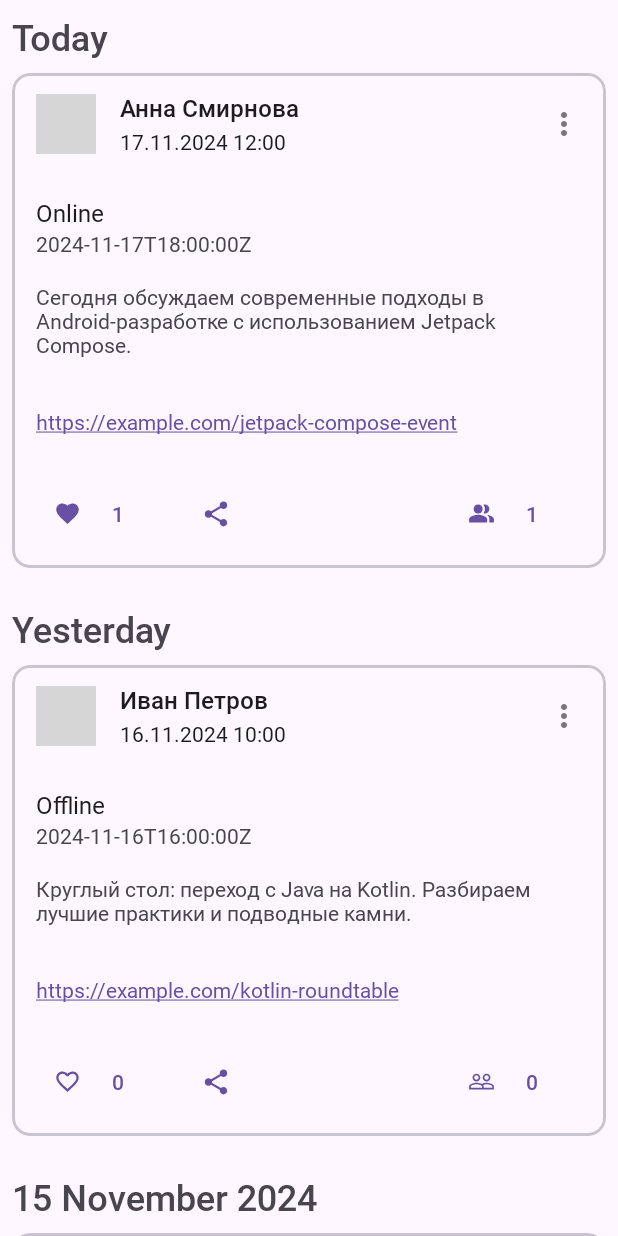
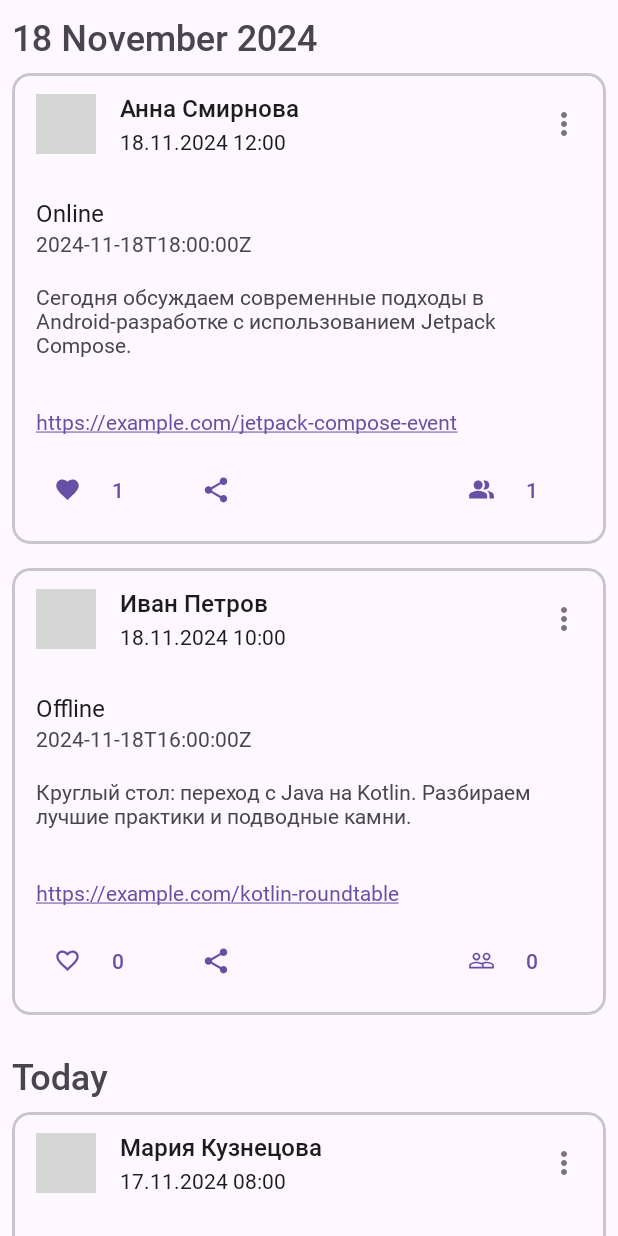
Before and after one commit to NORMss/AndroidSchool, an Android app: the EventFragment screen opened through its navigation route, on a phone screen of 412 x 824 dp. Run offline under Robolectric (Android 15) with nearby library versions, the phone set to English and light mode, and no system bars; pictures from the network do not load; grey boxes are pictures that could not be loaded.

Commit message:
fixed: fixed display content event card

```diff
--- a/app/src/main/java/com/eltex/androidschool/data/repository/InMemoryEventRepository.kt
+++ b/app/src/main/java/com/eltex/androidschool/data/repository/InMemoryEventRepository.kt
@@ -22,8 +22,8 @@ class InMemoryEventRepository : EventRepository {
                 authorJob = "Android Developer",
                 authorAvatar = "https://randomuser.me/api/portraits/women/44.jpg",
                 content = "Сегодня обсуждаем современные подходы в Android-разработке с использованием Jetpack Compose.",
-                datetime = "2024-11-17T18:00:00Z",
-                published = "2024-11-17T12:00:00Z",
+                datetime = "2024-11-18T18:00:00Z",
+                published = "2024-11-18T12:00:00Z",
                 coords = Coordinates(lat = 55.7522, long = 37.6156),
                 type = EventType.ONLINE,
                 likeOwnerIds = setOf(1002L, 1003L),
@@ -47,8 +47,8 @@ class InMemoryEventRepository : EventRepository {
                 authorJob = "Senior Android Developer",
                 authorAvatar = null,
                 content = "Круглый стол: переход с Java на Kotlin. Разбираем лучшие практики и подводные камни.",
-                datetime = "2024-11-16T16:00:00Z",
-                published = "2024-11-16T10:00:00Z",
+                datetime = "2024-11-18T16:00:00Z",
+                published = "2024-11-18T10:00:00Z",
                 coords = Coordinates(lat = 55.7558, long = 37.6176),
                 type = EventType.OFFLINE,
                 likeOwnerIds = emptySet(),
@@ -72,8 +72,8 @@ class InMemoryEventRepository : EventRepository {
                 authorJob = "Middle Android Developer",
                 authorAvatar = "https://randomuser.me/api/portraits/women/33.jpg",
                 content = "Как провести рефакторинг старого приложения и не потерять пользователей?",
-                datetime = "2024-11-15T14:00:00Z",
-                published = "2024-11-15T08:00:00Z",
+                datetime = "2024-11-17T14:00:00Z",
+                published = "2024-11-17T08:00:00Z",
                 coords = Coordinates(lat = 56.8389, long = 60.6057),
                 type = EventType.ONLINE,
                 likeOwnerIds = setOf(1001L, 1004L),
@@ -100,8 +100,8 @@ class InMemoryEventRepository : EventRepository {
                 authorJob = "Junior Android Developer",
                 authorAvatar = null,
                 content = "Интерактивный воркшоп по использованию Coroutines в Android.",
-                datetime = "2024-11-14T16:00:00Z",
-                published = "2024-11-14T10:00:00Z",
+                datetime = "2024-11-15T16:00:00Z",
+                published = "2024-11-15T10:00:00Z",
                 coords = Coordinates(lat = 55.7558, long = 37.6176),
                 type = EventType.OFFLINE,
                 likeOwnerIds = setOf(1002L),
@@ -123,8 +123,8 @@ class InMemoryEventRepository : EventRepository {
                 authorJob = "Android Lead",
                 authorAvatar = "https://randomuser.me/api/portraits/men/22.jpg",
                 content = "Обзор трендов 2024 в Android-разработке: что ждет нас в будущем?",
-                datetime = "2024-11-13T20:00:00Z",
-                published = "2024-11-13T14:00:00Z",
+                datetime = "2024-11-15T20:00:00Z",
+                published = "2024-11-15T14:00:00Z",
                 coords = Coordinates(lat = 59.9343, long = 30.3351),
                 type = EventType.ONLINE,
                 likeOwnerIds = setOf(1001L, 1003L),
--- a/app/src/main/java/com/eltex/androidschool/view/event/adapter/event/EventAdapter.kt
+++ b/app/src/main/java/com/eltex/androidschool/view/event/adapter/event/EventAdapter.kt
@@ -46,8 +46,8 @@ class EventAdapter(
     }
 
     private fun setupClickListeners(binding: EventBinding, viewHolder: EventViewHolder) {
-        binding.action.likeButton.setOnClickListener { clickLikeListener(getItem(viewHolder.adapterPosition)) }
-        binding.action.shareButton.setOnClickListener { clickShareListener(getItem(viewHolder.adapterPosition)) }
+        binding.likeButton.setOnClickListener { clickLikeListener(getItem(viewHolder.adapterPosition)) }
+        binding.shareButton.setOnClickListener { clickShareListener(getItem(viewHolder.adapterPosition)) }
         binding.header.moreButton.setOnClickListener { clickMoreListener(getItem(viewHolder.adapterPosition)) }
         binding.play.setOnClickListener { clickPlayListener(getItem(viewHolder.adapterPosition)) }
         binding.participate.setOnClickListener { clickParticipateListener(getItem(viewHolder.adapterPosition)) }
--- a/app/src/main/java/com/eltex/androidschool/view/event/adapter/event/EventViewHolder.kt
+++ b/app/src/main/java/com/eltex/androidschool/view/event/adapter/event/EventViewHolder.kt
@@ -72,8 +72,8 @@ class EventViewHolder(private val binding: EventBinding) : ViewHolder(binding.ro
     private fun updateLikedByMe(
         likedBeMe: Boolean,
     ) {
-        binding.action.likeButton.isSelected = likedBeMe
-        binding.action.likeButton.text = if (likedBeMe) "1" else "0"
+        binding.likeButton.isSelected = likedBeMe
+        binding.likeButton.text = if (likedBeMe) "1" else "0"
     }
 
     private fun updateParticipateByMe(
--- a/app/src/main/java/com/eltex/androidschool/view/post/adapter/post/PostAdapter.kt
+++ b/app/src/main/java/com/eltex/androidschool/view/post/adapter/post/PostAdapter.kt
@@ -44,8 +44,8 @@ class PostAdapter(
     }
 
     private fun setupClickListeners(binding: PostBinding, viewHolder: PostViewHolder) {
-        binding.action.likeButton.setOnClickListener { clickLikeListener(getItem(viewHolder.adapterPosition)) }
-        binding.action.shareButton.setOnClickListener { clickShareListener(getItem(viewHolder.adapterPosition)) }
+        binding.likeButton.setOnClickListener { clickLikeListener(getItem(viewHolder.adapterPosition)) }
+        binding.shareButton.setOnClickListener { clickShareListener(getItem(viewHolder.adapterPosition)) }
         binding.header.moreButton.setOnClickListener { clickMoreListener(getItem(viewHolder.adapterPosition)) }
     }
 }
--- a/app/src/main/java/com/eltex/androidschool/view/post/adapter/post/PostViewHolder.kt
+++ b/app/src/main/java/com/eltex/androidschool/view/post/adapter/post/PostViewHolder.kt
@@ -53,7 +53,7 @@ class PostViewHolder(private val binding: PostBinding) : ViewHolder(binding.root
     }
 
     private fun updateLikedByMe(likedByMe: Boolean) {
-        binding.action.likeButton.isSelected = likedByMe
-        binding.action.likeButton.text = if (likedByMe) "1" else "0"
+        binding.likeButton.isSelected = likedByMe
+        binding.likeButton.text = if (likedByMe) "1" else "0"
     }
 }
--- a/app/src/main/res/layout/event.xml
+++ b/app/src/main/res/layout/event.xml
@@ -110,18 +110,44 @@
             app:layout_constraintTop_toBottomOf="@id/contentText"
             tools:text="https://m2.material.io/components/cards" />
 
-        <include
-            android:id="@+id/action"
-            layout="@layout/action"
+        <!--        <include-->
+        <!--            android:id="@+id/action"-->
+        <!--            layout="@layout/action"-->
+        <!--            android:layout_width="0dp"-->
+        <!--            android:layout_height="wrap_content"-->
+        <!--            android:layout_marginHorizontal="16dp"-->
+        <!--            android:layout_marginTop="32dp"-->
+        <!--            android:layout_marginBottom="16dp"-->
+        <!--            app:layout_constraintBottom_toBottomOf="parent"-->
+        <!--            app:layout_constraintEnd_toEndOf="parent"-->
+        <!--            app:layout_constraintStart_toStartOf="parent"-->
+        <!--            app:layout_constraintTop_toBottomOf="@id/link" />-->
+
+        <com.google.android.material.button.MaterialButton
+            android:id="@+id/likeButton"
+            style="@style/Widget.Material3.Button.TextButton"
+            android:layout_width="wrap_content"
+            android:layout_height="40dp"
+            android:layout_marginHorizontal="16dp"
+            android:layout_marginVertical="16dp"
+            android:fontFamily="@font/roboto_medium"
+            android:stateListAnimator="@drawable/scale"
+            android:textSize="14sp"
+            app:icon="@drawable/like_button_selector"
+            app:layout_constraintBottom_toBottomOf="parent"
+            app:layout_constraintStart_toStartOf="parent"
+            app:layout_constraintTop_toBottomOf="@+id/link"
+            tools:text="2" />
+
+        <com.google.android.material.button.MaterialButton
+            android:id="@+id/shareButton"
+            style="@style/Widget.Material3.Button.IconButton"
             android:layout_width="0dp"
-            android:layout_height="wrap_content"
-            android:layout_marginHorizontal="16dp"
-            android:layout_marginTop="32dp"
-            android:layout_marginBottom="16dp"
-            app:layout_constraintBottom_toBottomOf="parent"
-            app:layout_constraintEnd_toEndOf="parent"
-            app:layout_constraintStart_toStartOf="parent"
-            app:layout_constraintTop_toBottomOf="@id/link" />
+            android:layout_height="40dp"
+            android:layout_marginStart="8dp"
+            app:icon="@drawable/share"
+            app:layout_constraintStart_toEndOf="@id/likeButton"
+            app:layout_constraintTop_toTopOf="@id/likeButton" />
 
         <com.google.android.material.button.MaterialButton
             android:id="@+id/participate"
@@ -135,7 +161,7 @@
             android:visibility="visible"
             app:icon="@drawable/people_selector"
             app:layout_constraintEnd_toEndOf="parent"
-            app:layout_constraintTop_toTopOf="@id/action"
+            app:layout_constraintTop_toTopOf="@+id/likeButton"
             tools:text="12" />
 
     </androidx.constraintlayout.widget.ConstraintLayout>
```
Also changed, not shown: app/src/main/res/layout/post.xml (+33 -7 lines).
